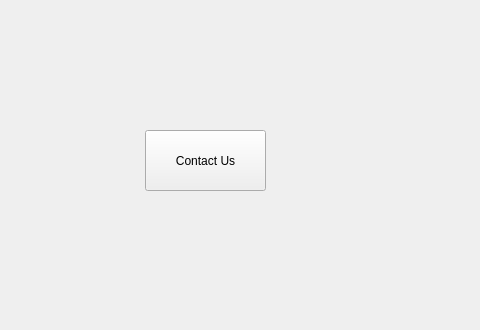
xavierliancw/CS1C-Class-Project, file src/winmain.ui: the form before one commit; both pictures show x 115 to 595 and y 0 to 330 of the 800 by 480 pixel window.
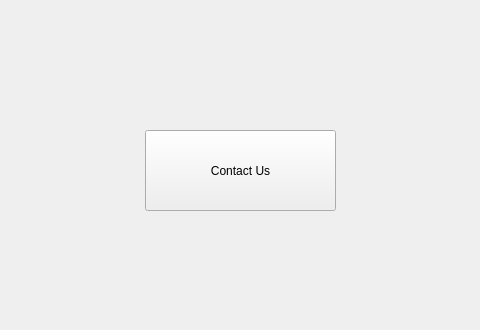
The form after the commit.

Commit message: fixed the button size

```diff
--- a/src/winmain.ui
+++ b/src/winmain.ui
@@ -19,8 +19,8 @@
      <rect>
       <x>260</x>
       <y>130</y>
-      <width>121</width>
-      <height>61</height>
+      <width>191</width>
+      <height>81</height>
      </rect>
     </property>
     <property name="text">
```
